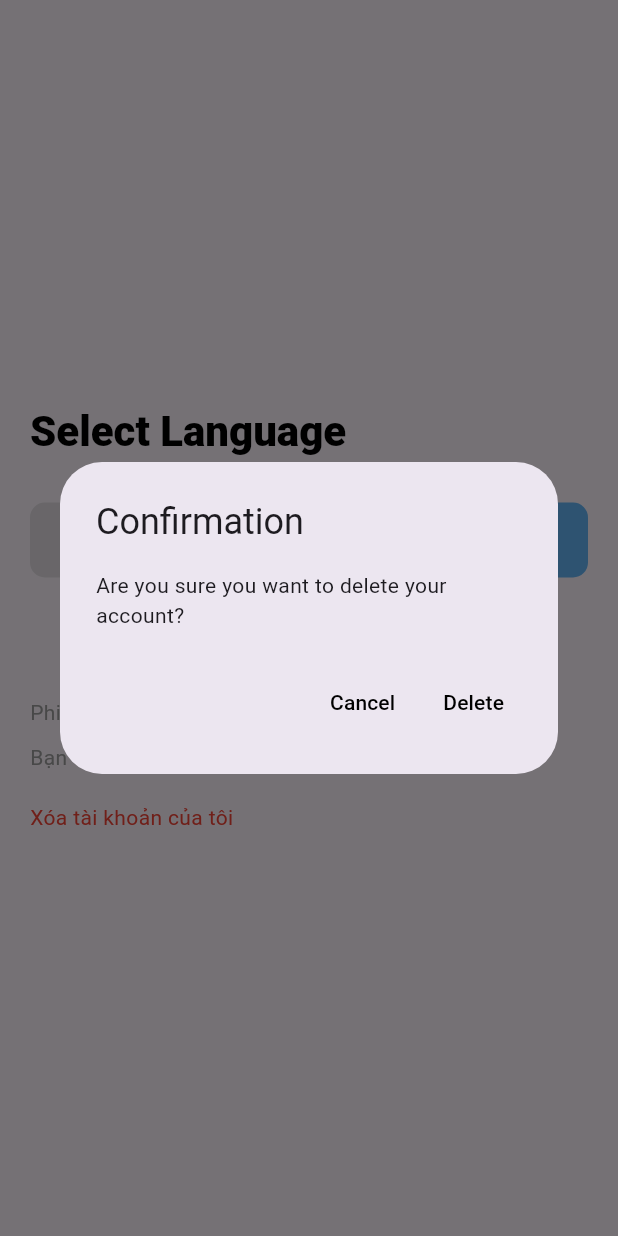
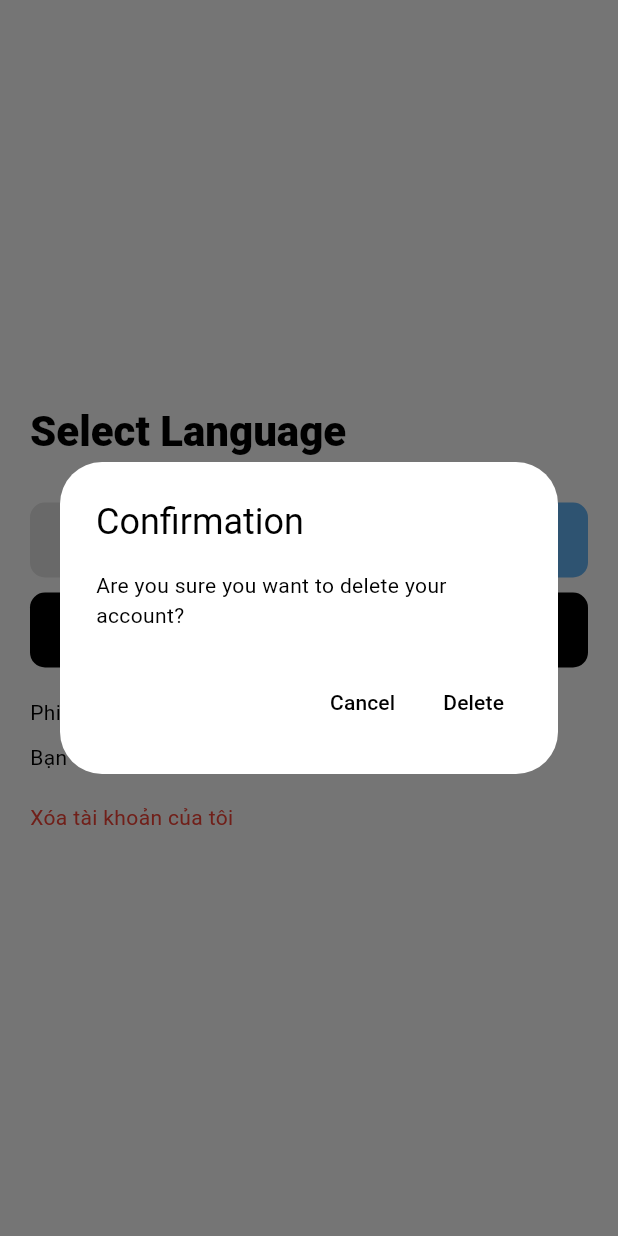
Before and after one commit to powoftech/news_reader, a Flutter app: the SettingScreen screen opened directly, after a tap on "Xóa tài khoản của tôi", on a phone screen of 412 x 824 dp. Run offline on Flutter 3.47's test engine with Material 3 defaults, Android fonts, the phone set to English and light mode, and no system bars; our stand-ins replace webview_flutter; missing offline and left inert: dart:ffi; network calls fail.

Commit message:
Update theme as system theme using provider pattern

```diff
--- a/lib/screens/forgot_pasword_screen.dart
+++ b/lib/screens/forgot_pasword_screen.dart
@@ -1,4 +1,5 @@
 import 'package:flutter/material.dart';
+import 'package:news_reader/screens/login_screen.dart';
 
 class ForgotPasswordScreen extends StatelessWidget {
   static const routeName = '/forgot-password';
@@ -11,7 +12,6 @@
         title: const Text(
           'Forgot Password?',
           style: TextStyle(
-            color: Colors.black,
             fontWeight: FontWeight.bold,
           ),
         ),
@@ -32,7 +32,6 @@
             TextFormField(
               decoration: InputDecoration(
                 hintText: 'Email',
-                fillColor: Colors.grey.shade200,
                 filled: true,
                 border: OutlineInputBorder(
                   borderRadius: BorderRadius.circular(20.0),
--- a/lib/screens/register_screen.dart
+++ b/lib/screens/register_screen.dart
@@ -13,7 +13,6 @@
         title: const Text(
           'Register',
           style: TextStyle(
-            color: Colors.black,
             fontWeight: FontWeight.bold,
           ),
         ),
@@ -27,7 +26,6 @@
             TextFormField(
               decoration: InputDecoration(
                 hintText: 'Email',
-                fillColor: Colors.grey.shade200,
                 filled: true,
                 border: OutlineInputBorder(
                   borderRadius: BorderRadius.circular(20.0),
@@ -39,7 +37,6 @@
             TextFormField(
               decoration: InputDecoration(
                 hintText: 'Password',
-                fillColor: Colors.grey.shade200,
                 filled: true,
                 suffixIcon: const Icon(
                   Icons.visibility,
@@ -57,7 +54,6 @@
             TextFormField(
               decoration: InputDecoration(
                 hintText: 'First Name',
-                fillColor: Colors.grey.shade200,
                 filled: true,
                 border: OutlineInputBorder(
                   borderRadius: BorderRadius.circular(20.0),
@@ -71,7 +67,6 @@
             TextFormField(
               decoration: InputDecoration(
                 hintText: 'Last Name',
-                fillColor: Colors.grey.shade200,
                 filled: true,
                 border: OutlineInputBorder(
                   borderRadius: BorderRadius.circular(20.0),
--- a/lib/screens/search_screen.dart
+++ b/lib/screens/search_screen.dart
@@ -4,6 +4,7 @@
 import 'package:news_reader/models/history_model.dart';
 import 'package:news_reader/screens/article_screen.dart';
 import 'package:news_reader/widgets/image_container.dart';
+import 'package:news_reader/widgets/theme_provider.dart';
 
 class SearchScreen extends StatelessWidget {
   static const routeName = '/discover';
@@ -31,6 +32,7 @@
       initialIndex: 0,
       length: tabs.length,
       child: Scaffold(
+        backgroundColor: ThemeProvider().getThemeData(context).backgroundColor,
         body: Padding(
           padding: const EdgeInsets.only(left: 20, right: 20, top: 60),
           child: ListView(
@@ -215,7 +217,6 @@
           Text(
             'Discover',
             style: Theme.of(context).textTheme.headlineLarge!.copyWith(
-                  color: Colors.black,
                   fontWeight: FontWeight.w900,
                 ),
           ),
@@ -230,7 +231,6 @@
           TextFormField(
             decoration: InputDecoration(
               hintText: 'Search for news',
-              fillColor: Colors.grey.shade200,
               filled: true,
               prefixIcon: const Icon(
                 Icons.search,
--- a/lib/screens/setting_screen.dart
+++ b/lib/screens/setting_screen.dart
@@ -26,7 +26,6 @@
             Text(
               'Select Language',
               style: Theme.of(context).textTheme.headline4!.copyWith(
-                    color: Colors.black,
                     fontWeight: FontWeight.w900,
                   ),
             ),
@@ -48,7 +47,11 @@
                       style: ElevatedButton.styleFrom(
                         backgroundColor: selectedButtonIndex == 0
                             ? Colors.blue.shade300
-                            : Colors.grey.withAlpha(70),
+                            : Theme.of(context).brightness == Brightness.light
+                                ? Colors.grey.withAlpha(
+                                    70) // Unselected button color in light mode
+                                : Colors
+                                    .white, // Unselected button color in dark mode
                         elevation: 0,
                         shape: RoundedRectangleBorder(
                           borderRadius: BorderRadius.circular(10),
@@ -80,7 +83,10 @@
                       style: ElevatedButton.styleFrom(
                         backgroundColor: selectedButtonIndex == 1
                             ? Colors.blue.shade300
-                            : Colors.grey.withAlpha(70),
+                            : Theme.of(context).brightness == Brightness.light
+                                ? Colors.grey.withAlpha(
+                                    70) // Unselected button color in light mode
+                                : Colors.white,
                         elevation: 0,
                         shape: RoundedRectangleBorder(
                           borderRadius: BorderRadius.circular(10),
@@ -103,11 +109,13 @@
             SizedBox(height: 10),
             _LogoutSettingButton(),
             SizedBox(height: 20),
-            Text('Phiên bản ứng dụng :1.0.57',
-                style: TextStyle(color: Colors.grey)),
+            Text(
+              'Phiên bản ứng dụng :1.0.57',
+            ),
             SizedBox(height: 10),
-            Text('Bạn đã mở app này 2 lần',
-                style: TextStyle(color: Colors.grey)),
+            Text(
+              'Bạn đã mở app này 2 lần',
+            ),
             SizedBox(height: 20),
             GestureDetector(
               onTap: () {
@@ -115,6 +123,7 @@
                   context: context,
                   builder: (BuildContext context) {
                     return AlertDialog(
+                      surfaceTintColor: Colors.white,
                       title: Text('Confirmation'),
                       content:
                           Text('Are you sure you want to delete your account?'),
@@ -125,7 +134,13 @@
                           },
                           child: Text(
                             'Cancel',
-                            style: TextStyle(color: Colors.black),
+                            style: TextStyle(
+                              color: Theme.of(context).brightness ==
+                                      Brightness.light
+                                  ? Colors
+                                      .black // Unselected button color in light mode
+                                  : Colors.white,
+                            ),
                           ),
                         ),
                         TextButton(
@@ -135,7 +150,13 @@
                           },
                           child: Text(
                             'Delete',
-                            style: TextStyle(color: Colors.black),
+                            style: TextStyle(
+                              color: Theme.of(context).brightness ==
+                                      Brightness.light
+                                  ? Colors
+                                      .black // Unselected button color in light mode
+                                  : Colors.white,
+                            ),
                           ),
                         ),
                       ],
@@ -176,8 +197,9 @@
           );
         },
         style: ElevatedButton.styleFrom(
-          backgroundColor:
-              Colors.transparent, // Set the button background color
+          backgroundColor: Theme.of(context).brightness == Brightness.light
+              ? Colors.black
+              : Colors.white, // Set the button background color
           elevation: 0,
           shape: RoundedRectangleBorder(
             borderRadius: BorderRadius.circular(10),
@@ -186,12 +208,19 @@
         child: Row(
           mainAxisAlignment: MainAxisAlignment.center,
           children: [
-            Icon(Icons.logout, color: Colors.black), // Add the icon
+            Icon(
+              Icons.logout,
+              color: Theme.of(context).brightness == Brightness.light
+                  ? Colors.white
+                  : Colors.black,
+            ), // Add the icon
             SizedBox(width: 8), // Add some spacing between icon and text
             Text(
               'Logout', // Add the text
               style: Theme.of(context).textTheme.headlineSmall!.copyWith(
-                    color: Colors.black,
+                    color: Theme.of(context).brightness == Brightness.light
+                        ? Colors.white
+                        : Colors.black,
                     fontWeight: FontWeight.bold,
                   ),
             ),
--- /dev/null
+++ b/lib/widgets/theme_provider.dart
@@ -0,0 +1,24 @@
+import 'package:flutter/material.dart';
+
+enum ThemeMode { light, dark }
+
+class ThemeProvider with ChangeNotifier {
+  ThemeData getThemeData(BuildContext context) {
+    var brightness = MediaQuery.of(context).platformBrightness;
+    return brightness == Brightness.dark ? _darkTheme : _lightTheme;
+  }
+
+  static final ThemeData _lightTheme = ThemeData(
+    brightness: Brightness.light,
+    colorScheme: ColorScheme.light(
+      background: Colors.white,
+    ),
+  );
+
+  static final ThemeData _darkTheme = ThemeData(
+    brightness: Brightness.dark,
+    colorScheme: ColorScheme.dark(
+      background: Colors.black,
+    ),
+  );
+}
```
Also changed, not shown: lib/main.dart (+16 -3 lines), lib/screens/following_screen.dart (+5 -13 lines), lib/screens/home_screen.dart (+12 -2 lines), lib/screens/login_screen.dart (+7 -3 lines).
